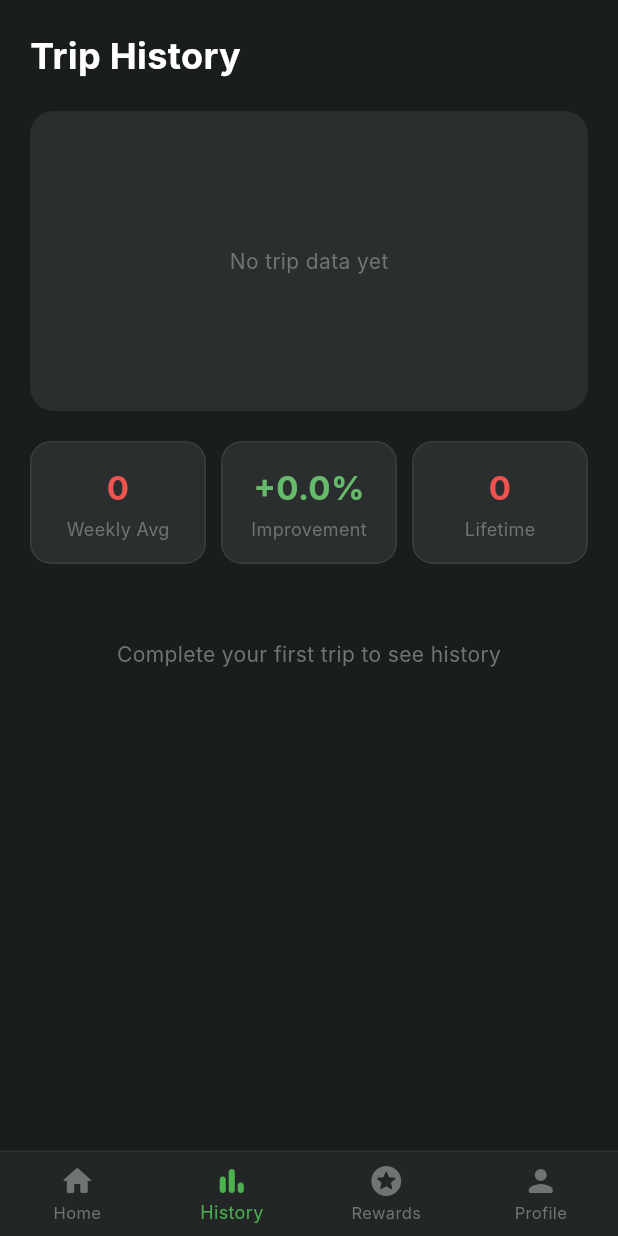
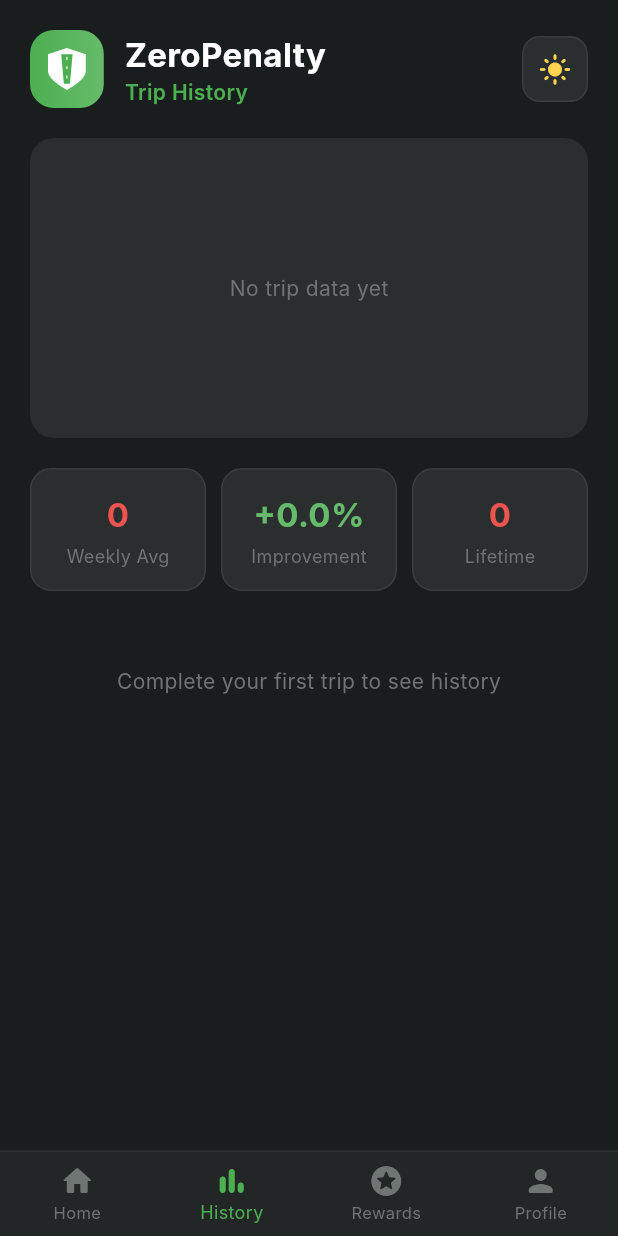
Before and after one commit to Devyani-Patil2/ZeroPenalty_AISSMS, a Flutter app: the screen it shows once a user with an empty profile is signed in, item 2 of the bottom bar chosen, on a phone screen of 412 x 824 dp. Run offline on Flutter 3.47's test engine with Material 3 defaults, Android fonts, the phone set to English and light mode, and no system bars; our stand-ins replace dio, firebase_auth, firebase_core, fl_chart, flutter_map, flutter_tts and 5 more; accounts and stored records are empty; Roboto replaces fonts that are missing (Inter).

```diff
--- a/zeropenalty/lib/screens/history_screen.dart
+++ b/zeropenalty/lib/screens/history_screen.dart
@@ -2,7 +2,10 @@ import 'package:flutter/material.dart';
 import 'package:provider/provider.dart';
 import 'package:fl_chart/fl_chart.dart';
 import '../providers/history_provider.dart';
+import '../engine/scoring_engine.dart';
+import '../widgets/app_logo.dart';
 import '../utils/constants.dart';
+import '../widgets/custom_header.dart';
 
 class HistoryScreen extends StatefulWidget {
   const HistoryScreen({super.key});
@@ -32,15 +35,8 @@ class _HistoryScreenState extends State<HistoryScreen> {
               child: Column(
                 crossAxisAlignment: CrossAxisAlignment.start,
                 children: [
-                  Text(
-                    'Trip History',
-                    style: TextStyle(
-                      color: context.textPrimary,
-                      fontSize: 24,
-                      fontWeight: FontWeight.bold,
-                    ),
-                  ),
-                  const SizedBox(height: 20),
+                   const CustomHeader(title: 'Trip History'),
+                   const SizedBox(height: 20),
                   _buildScoreChart(history),
                   const SizedBox(height: 20),
                   _buildStatsRow(history),
--- a/zeropenalty/lib/screens/profile_screen.dart
+++ b/zeropenalty/lib/screens/profile_screen.dart
@@ -4,6 +4,7 @@ import '../providers/profile_provider.dart';
 import '../providers/theme_provider.dart';
 import '../providers/auth_provider.dart';
 import '../utils/constants.dart';
+import '../widgets/custom_header.dart';
 import 'welcome_screen.dart';
 
 class ProfileScreen extends StatefulWidget {
@@ -44,6 +45,7 @@ class _ProfileScreenState extends State<ProfileScreen> {
               final p = profile.profile;
               return Column(
                 children: [
+                  const CustomHeader(title: 'My Profile'),
                   const SizedBox(height: 20),
                   // Avatar
                   Container(
--- a/zeropenalty/lib/screens/welcome_screen.dart
+++ b/zeropenalty/lib/screens/welcome_screen.dart
@@ -1,5 +1,6 @@
 import 'package:flutter/material.dart';
 import '../utils/constants.dart';
+import '../widgets/app_logo.dart';
 import 'splash_screen.dart';
 import 'login_screen.dart';
 import 'signup_screen.dart';
@@ -41,10 +42,7 @@ class WelcomeScreen extends StatelessWidget {
                   ],
                 ),
                 child: Center(
-                  child: CustomPaint(
-                    size: const Size(85, 95),
-                    painter: ShieldLogoPainter(),
-                  ),
+                  child: const AppLogo(size: 95),
                 ),
               ),
               const SizedBox(height: 28),
--- /dev/null
+++ b/zeropenalty/lib/widgets/app_logo.dart
@@ -0,0 +1,77 @@
+import 'package:flutter/material.dart';
+import '../utils/constants.dart';
+
+class AppLogo extends StatelessWidget {
+  final double size;
+  const AppLogo({super.key, this.size = 100});
+
+  @override
+  Widget build(BuildContext context) {
+    return CustomPaint(
+      size: Size(size * 0.9, size),
+      painter: ShieldLogoPainter(),
+    );
+  }
+}
+
+class ShieldLogoPainter extends CustomPainter {
+  @override
+  void paint(Canvas canvas, Size size) {
+    final w = size.width;
+    final h = size.height;
+
+    // Shield (White)
+    final shieldPaint = Paint()
+      ..color = Colors.white
+      ..style = PaintingStyle.fill;
+
+    final shieldPath = Path()
+      ..moveTo(w * 0.5, 0) // top center
+      ..lineTo(w, h * 0.15) // top right
+      ..lineTo(w, h * 0.55) // right side
+      ..quadraticBezierTo(w, h * 0.75, w * 0.5, h) // bottom curve right
+      ..quadraticBezierTo(0, h * 0.75, 0, h * 0.55) // bottom curve left
+      ..lineTo(0, h * 0.15) // left side
+      ..close();
+
+    canvas.drawPath(shieldPath, shieldPaint);
+
+    // Road (Green) inside shield
+    final roadPaint = Paint()
+      ..color = AppColors.primary
+      ..style = PaintingStyle.fill;
+
+    final roadPath = Path()
+      ..moveTo(w * 0.35, h * 0.15)
+      ..lineTo(w * 0.65, h * 0.15)
+      ..lineTo(w * 0.58, h * 0.85)
+      ..lineTo(w * 0.42, h * 0.85)
+      ..close();
+
+    canvas.drawPath(roadPath, roadPaint);
+
+    // Road center dashes (White)
+    final dashPaint = Paint()
+      ..color = Colors.white
+      ..style = PaintingStyle.fill;
+
+    // Three dashes along the road
+    for (int i = 0; i < 3; i++) {
+      final t = 0.25 + i * 0.22;
+      final cx = w * 0.5;
+      final cy = h * t;
+      final dashW = w * 0.03;
+      final dashH = h * 0.08;
+      canvas.drawRRect(
+        RRect.fromRectAndRadius(
+          Rect.fromCenter(center: Offset(cx, cy), width: dashW, height: dashH),
+          const Radius.circular(2),
+        ),
+        dashPaint,
+      );
+    }
+  }
+
+  @override
+  bool shouldRepaint(covariant CustomPainter oldDelegate) => false;
+}
--- /dev/null
+++ b/zeropenalty/lib/widgets/custom_header.dart
@@ -0,0 +1,77 @@
+import 'package:flutter/material.dart';
+import 'package:provider/provider.dart';
+import '../providers/theme_provider.dart';
+import '../utils/constants.dart';
+import 'app_logo.dart';
+
+class CustomHeader extends StatelessWidget {
+  final String title;
+  const CustomHeader({super.key, required this.title});
+
+  @override
+  Widget build(BuildContext context) {
+    return Row(
+      children: [
+        Container(
+          padding: const EdgeInsets.all(12),
+          decoration: BoxDecoration(
+            gradient: const LinearGradient(
+              colors: [AppColors.primary, AppColors.accent],
+            ),
+            borderRadius: BorderRadius.circular(16),
+          ),
+          child: const AppLogo(size: 28),
+        ),
+        const SizedBox(width: 14),
+        Expanded(
+          child: Column(
+            crossAxisAlignment: CrossAxisAlignment.start,
+            children: [
+              Text(
+                'ZeroPenalty',
+                style: TextStyle(
+                  color: context.textPrimary,
+                  fontSize: 22,
+                  fontWeight: FontWeight.bold,
+                ),
+              ),
+              Text(
+                title,
+                style: TextStyle(
+                  color: AppColors.primary,
+                  fontSize: 14,
+                  fontWeight: FontWeight.w600,
+                ),
+              ),
+            ],
+          ),
+        ),
+        // Theme toggle icon
+        Consumer<ThemeProvider>(
+          builder: (context, themeProvider, _) {
+            return GestureDetector(
+              onTap: () => themeProvider.toggleTheme(),
+              child: Container(
+                padding: const EdgeInsets.all(10),
+                decoration: BoxDecoration(
+                  color: context.cardBg,
+                  borderRadius: BorderRadius.circular(12),
+                  border: Border.all(color: context.borderColor),
+                ),
+                child: Icon(
+                  themeProvider.isDarkMode
+                      ? Icons.light_mode_rounded
+                      : Icons.dark_mode_rounded,
+                  color: themeProvider.isDarkMode
+                      ? AppColors.warningLight
+                      : AppColors.primary,
+                  size: 22,
+                ),
+              ),
+            );
+          },
+        ),
+      ],
+    );
+  }
+}
```
Also changed, not shown: zeropenalty/lib/screens/dashboard_screen.dart (+3 -64 lines), zeropenalty/lib/screens/live_trip_screen.dart (+7 -5 lines), zeropenalty/lib/screens/login_screen.dart (+2 -5 lines), zeropenalty/lib/screens/rewards_screen.dart (+2 -8 lines), zeropenalty/lib/screens/signup_screen.dart (+2 -5 lines), zeropenalty/lib/screens/splash_screen.dart (+3 -68 lines).
